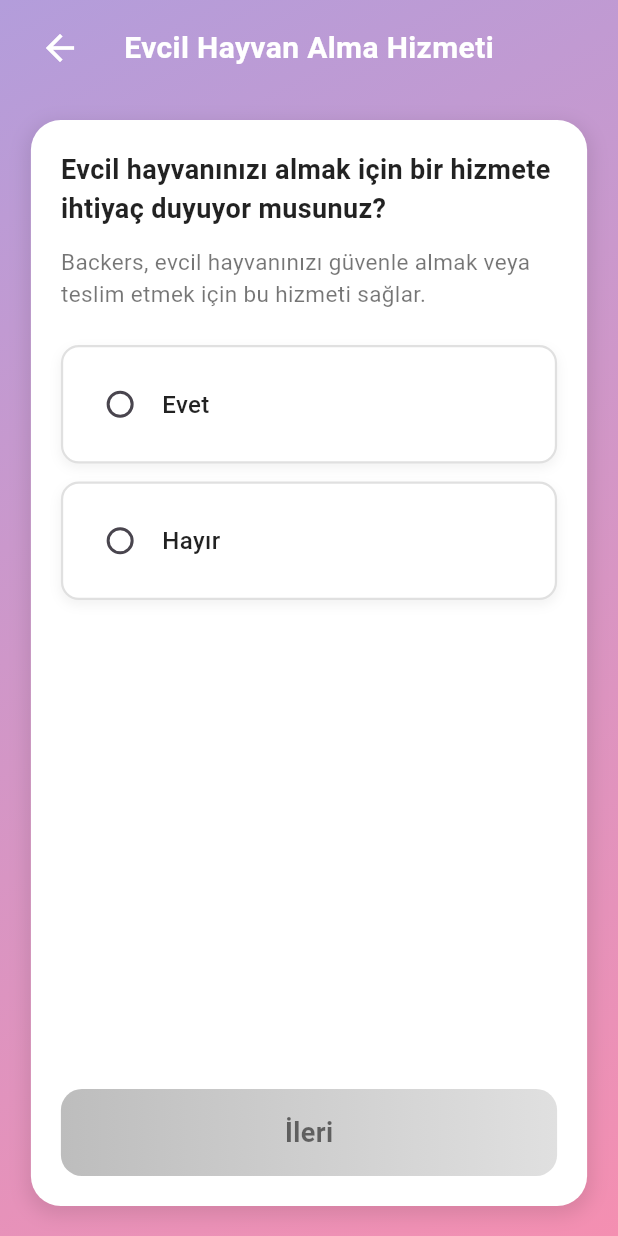
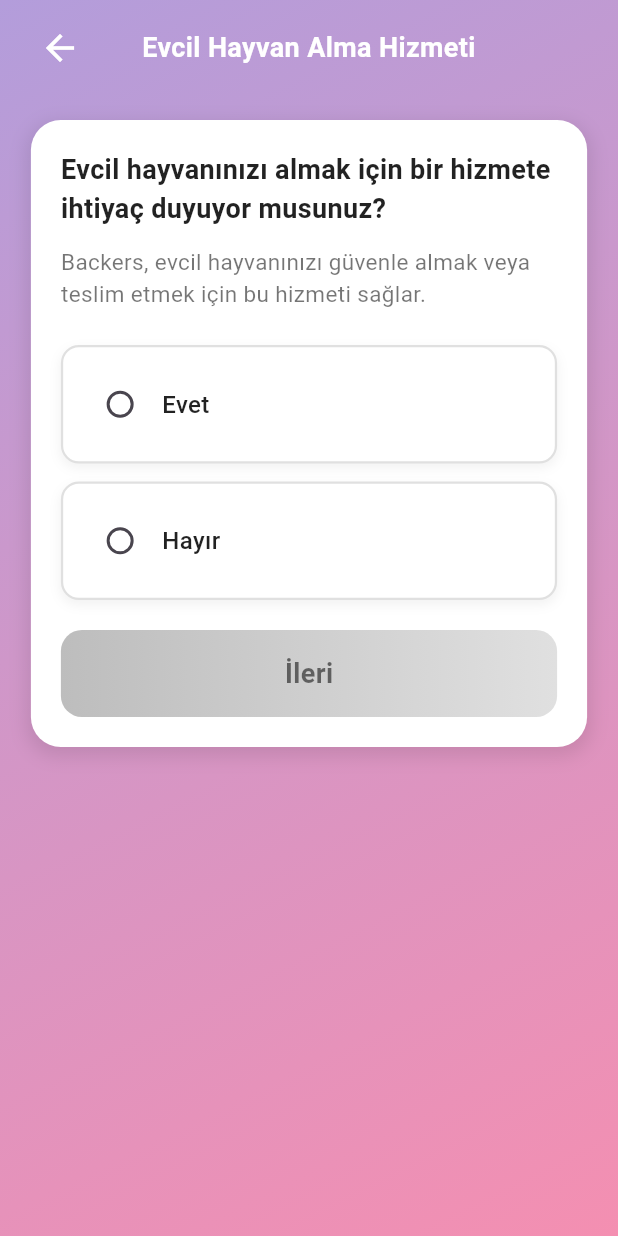
Before and after one commit to iremsuerdemir/Zoozy, a Flutter app: the PetPickupPage screen opened directly, on a phone screen of 412 x 824 dp. Run offline on Flutter 3.47's test engine with Material 3 defaults, Android fonts, the phone set to English and light mode, and no system bars; our stand-ins replace file_picker, firebase_auth, firebase_core, font_awesome_flutter, geolocator, google_maps_flutter and 5 more; missing offline and left inert: flutter_facebook_auth; accounts and stored records are empty.

Commit message:
Hizmet alma için hizmet başlangıç ve bitiş almadaki buglar düzeltildi. Bazı ekranlardaki taşma hataları düzeltildi. Request screen ekranındaki UI ile ilgili sorunlar halledildi.

```diff
--- a/lib/screens/pet_pickup_page.dart
+++ b/lib/screens/pet_pickup_page.dart
@@ -104,6 +104,7 @@ class _PetPickupPageState extends State<PetPickupPage> {
           ),
 
           SafeArea(
+            child: SingleChildScrollView(
               child: Column(
                 children: [
                   // Üst başlık
@@ -111,30 +112,33 @@ class _PetPickupPageState extends State<PetPickupPage> {
                     padding:
                         const EdgeInsets.symmetric(horizontal: 16, vertical: 8),
                     child: Row(
-                    mainAxisAlignment: MainAxisAlignment.spaceBetween,
                       children: [
                         IconButton(
                           icon: const Icon(Icons.arrow_back,
                               color: Colors.white, size: 28),
                           onPressed: () => Navigator.pop(context),
                         ),
-                      const Text(
+                        Expanded(
+                          child: Text(
                             "Evcil Hayvan Alma Hizmeti",
-                        style: TextStyle(
+                            textAlign: TextAlign.center,
+                            style: const TextStyle(
                               color: Colors.white,
-                          fontSize: 20,
+                              fontSize: 18,
                               fontWeight: FontWeight.bold,
+                            ),
+                            overflow: TextOverflow.ellipsis,
                           ),
                         ),
                         const SizedBox(width: 48),
                       ],
                     ),
                   ),
+
                   const SizedBox(height: 16),
 
                   // Beyaz kart
-                Expanded(
-                  child: LayoutBuilder(
+                  LayoutBuilder(
                     builder: (context, constraints) {
                       final double maxWidth =
                           math.min(constraints.maxWidth * 0.9, 600);
@@ -181,7 +185,7 @@ class _PetPickupPageState extends State<PetPickupPage> {
                               const SizedBox(height: 12),
                               _buildOptionCard("Hayır"),
 
-                              const Spacer(),
+                              const SizedBox(height: 20),
 
                               // Mor degrade ileri butonu
                               GestureDetector(
@@ -236,9 +240,10 @@ class _PetPickupPageState extends State<PetPickupPage> {
                       );
                     },
                   ),
-                ),
+
                   const SizedBox(height: 20),
                 ],
+              ),
             ),
           ),
         ],
```
Also changed, not shown: lib/screens/board_note_page.dart (+12 -4 lines), lib/screens/reguests_screen.dart (+9 -2 lines), lib/screens/service_date_page.dart (+30 -4 lines), 4 other files. Lines whose indentation alone changed are shown as unchanged.
